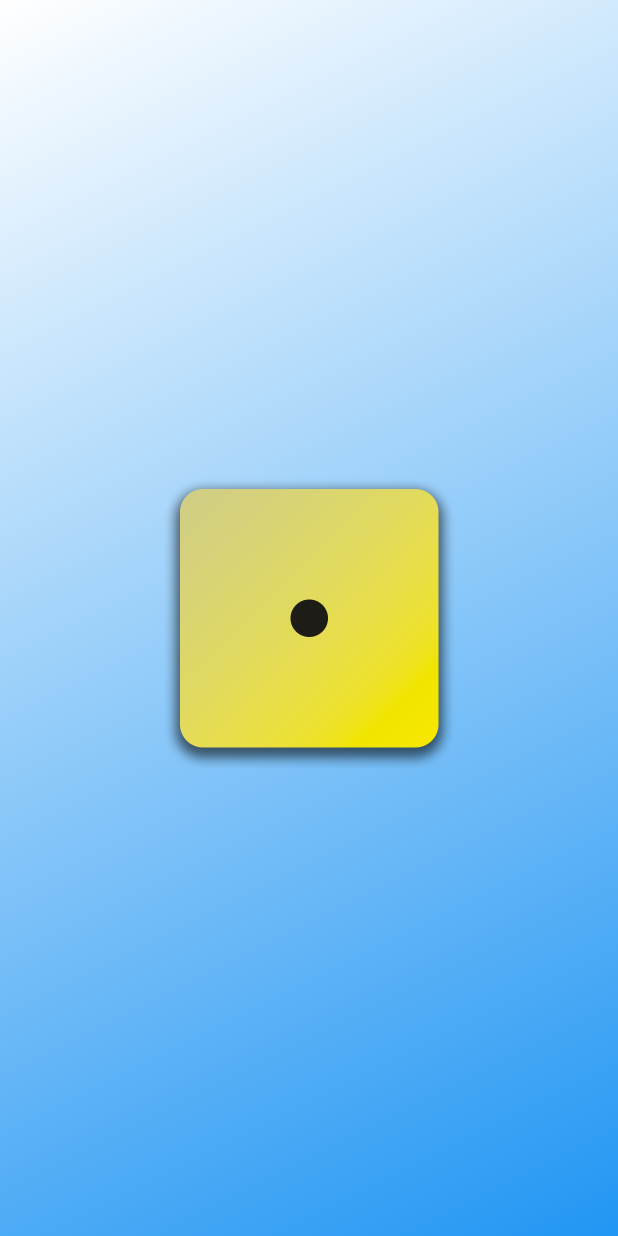
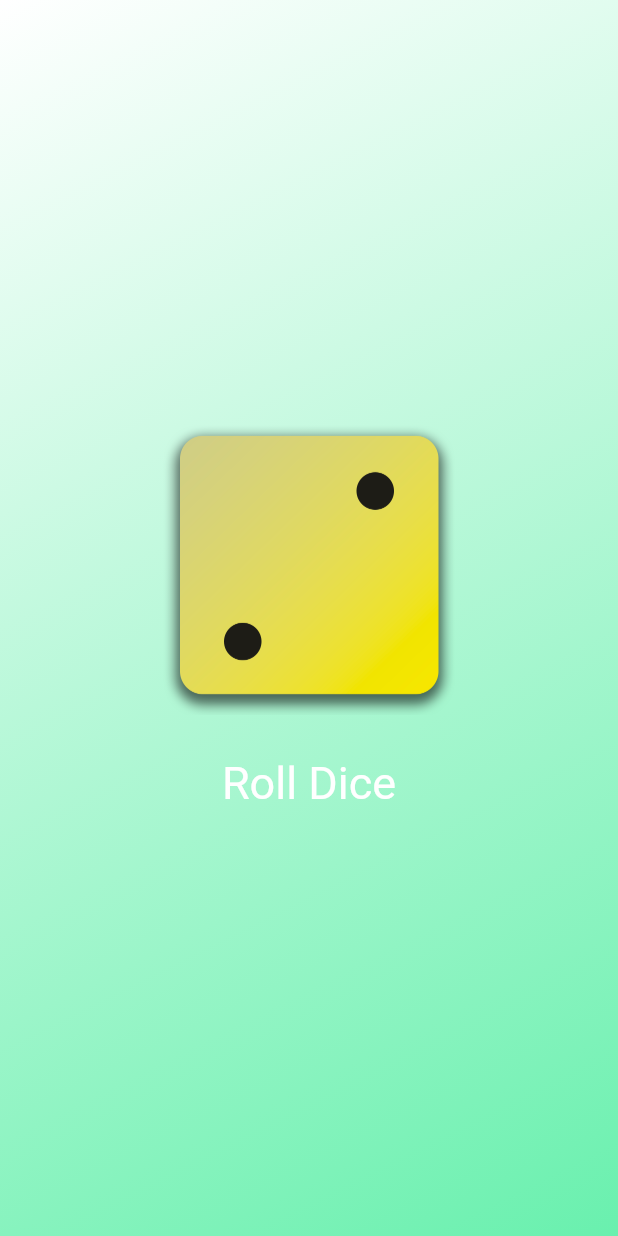
Before and after one commit to ChanghyeonYoon/flutter-practice, a Flutter app: the screen it shows after launch, on a phone screen of 412 x 824 dp. Run offline on Flutter 3.47's test engine with Material 3 defaults, Android fonts, the phone set to English and light mode, and no system bars.

```diff
--- /dev/null
+++ b/lib/dice_roller.dart
@@ -0,0 +1,47 @@
+import 'dart:math';
+
+import 'package:flutter/material.dart';
+
+final randomizer = Random();
+
+class DiceRoller extends StatefulWidget {
+  const DiceRoller({super.key});
+
+  @override
+  State<DiceRoller> createState() {
+    return _DiceRollerState();
+  }
+}
+
+// private class
+class _DiceRollerState extends State<DiceRoller> {
+  var currentDiceRoll = 2;
+
+  void rollDice() {
+    // setState를 통해 리렌더링 실행
+    setState(() {
+      currentDiceRoll = randomizer.nextInt(6) + 1;
+    });
+  }
+
+  @override
+  Widget build(context) {
+    return Column(
+      mainAxisSize: MainAxisSize.min,
+      children: [
+        Image.asset('assets/images/dice-$currentDiceRoll.png', width: 200),
+        const SizedBox(height: 20),
+        TextButton(
+            onPressed: rollDice,
+            style: TextButton.styleFrom(
+              // padding: const EdgeInsets.only(
+              //   top: 20,
+              // ),
+              foregroundColor: Colors.white,
+              textStyle: const TextStyle(fontSize: 30),
+            ),
+            child: const Text('Roll Dice')),
+      ],
+    );
+  }
+}
--- a/lib/gradient_container.dart
+++ b/lib/gradient_container.dart
@@ -1,23 +1,30 @@
+import 'package:first_app/dice_roller.dart';
 import 'package:flutter/material.dart';
 
 const beginAlignment = Alignment.topLeft;
 const endAlignment = Alignment.bottomRight;
 
 class GradientContainer extends StatelessWidget {
-  const GradientContainer({super.key, required this.colors});
+  const GradientContainer(this.color1, this.color2, {super.key});
 
-  final List<Color> colors;
+  const GradientContainer.purple({super.key})
+      : color1 = Colors.white,
+        color2 = Colors.blue;
+
+  final Color color1;
+  final Color color2;
 
   @override
   Widget build(context) {
     return Container(
-      decoration: BoxDecoration(
-          gradient: LinearGradient(
-        colors: colors,
-        begin: beginAlignment,
-        end: endAlignment,
-      )),
-      child: Center(child: Image.asset('assets/images/dice-1.png', width: 200)),
-    );
+        decoration: BoxDecoration(
+            gradient: LinearGradient(
+          colors: [color1, color2],
+          begin: beginAlignment,
+          end: endAlignment,
+        )),
+        child: const Center(
+          child: DiceRoller(),
+        ));
   }
 }
--- a/lib/main.dart
+++ b/lib/main.dart
@@ -4,9 +4,10 @@ import 'package:flutter/material.dart';
 void main() {
   runApp(const MaterialApp(
       home: Scaffold(
-    backgroundColor: Colors.greenAccent,
+    // backgroundColor: Colors.greenAccent,
     body: GradientContainer(
-      colors: [Colors.white, Colors.blue],
+      Colors.white,
+      Colors.greenAccent,
     ),
   )));
 }
```
